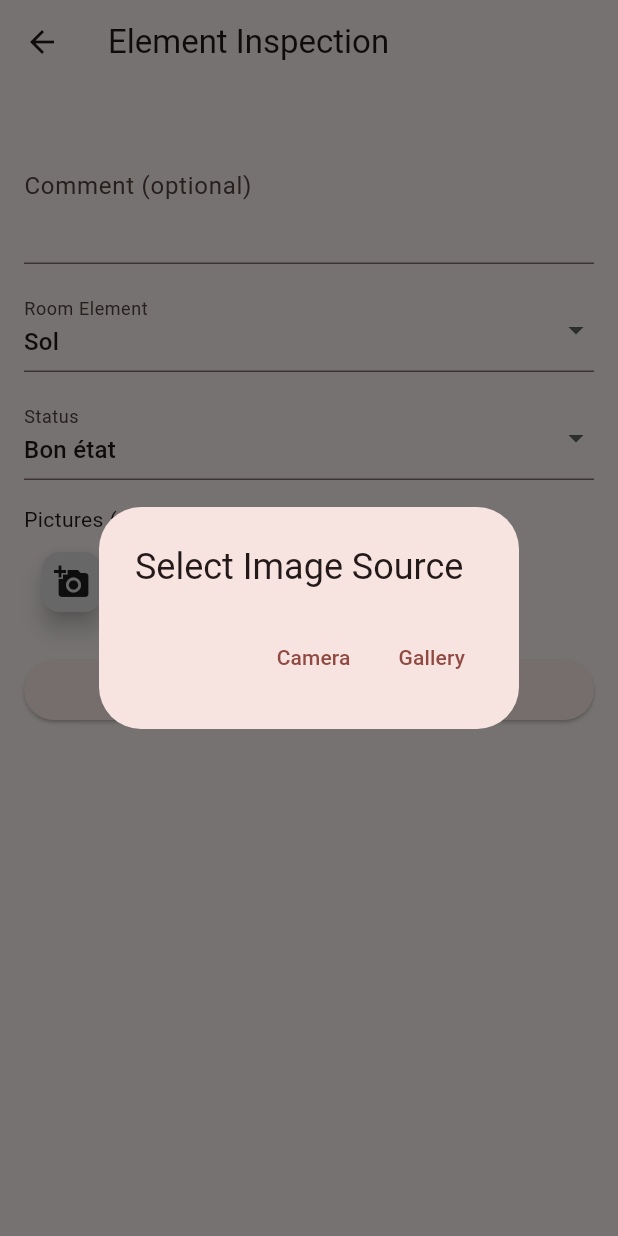
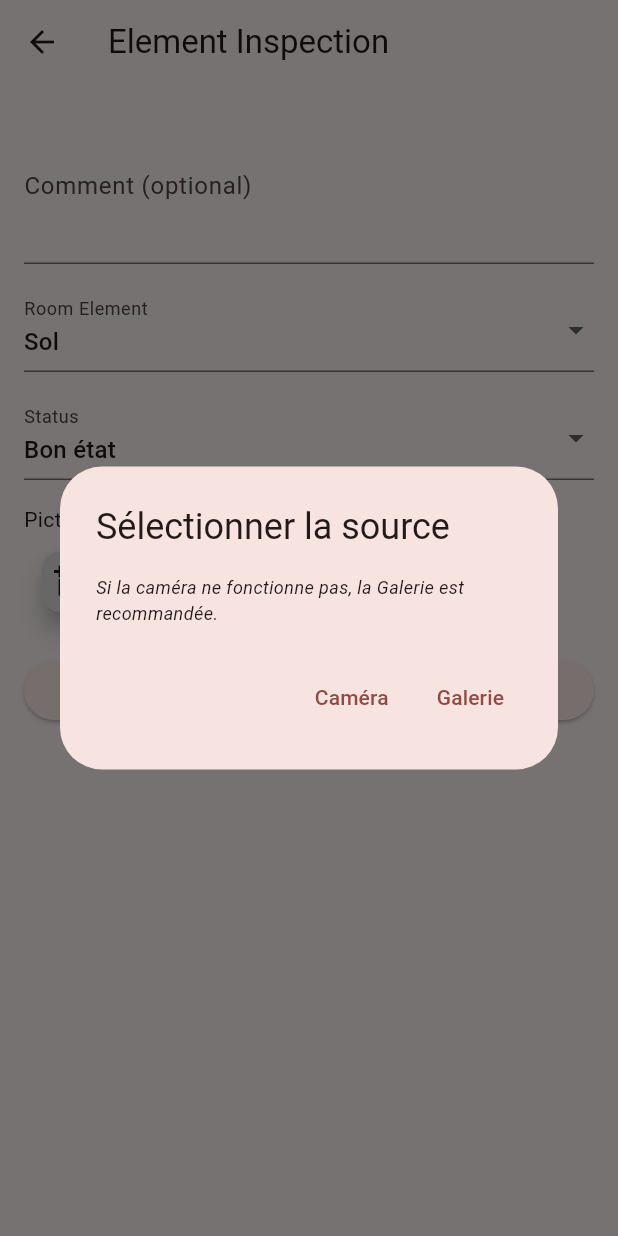
Before and after one commit to ByggL/samueliot_immocheck, a Flutter app: the ElementInspectionFormPage screen opened directly with empty values, after a tap on the "add a photo" icon, on a phone screen of 412 x 824 dp. Run offline on Flutter 3.47's test engine with Material 3 defaults, Android fonts, the light colour scheme and no system bars; our stand-ins replace flutter_secure_storage, image_picker, pdf, permission_handler, printing, share_plus and 1 more; accounts and stored records are empty.

Commit message:
Camera authorisations added

```diff
--- a/lib/ui/forms/element_inspection_form.dart
+++ b/lib/ui/forms/element_inspection_form.dart
@@ -1,6 +1,8 @@
 // ignore_for_file: deprecated_member_use
 
 import 'package:flutter/material.dart';
+import 'package:flutter/foundation.dart';
+import 'package:permission_handler/permission_handler.dart';
 import 'package:image_picker/image_picker.dart';
 import 'package:samueliot_immocheck/data/enums.dart';
 import 'dart:io';
@@ -35,18 +37,144 @@ class _ElementInspectionFormPageState extends State<ElementInspectionFormPage> {
   String _elementId='';
   RoomElements _elementName = RoomElements.floor;
   EtatsElement _status = EtatsElement.ok;
-  List<XFile> _images = [];
+  List<XFile?> _images = [];
 
 
-  Future<void> _pickImage(ImageSource source) async {
-    if (_images.length >= 3) return;
+  Future<void> _selectImageSourceAndPick() async {
+      if (_images.length >= 3) {
+        if (mounted) {
+          ScaffoldMessenger.of(context).showSnackBar(
+            const SnackBar(
+              content: Text('Maximum 3 photos atteintes. Supprimez une image pour en ajouter une nouvelle.'),
+              duration: Duration(milliseconds: 1500),
+            ),
+          );
+        }
+        return;
+      }
+
+      ImageSource? chosenSource;
+      // Vérifie si la plateforme est mobile (Android/iOS)
+      bool isMobile = !kIsWeb && (Platform.isAndroid || Platform.isIOS); //
+
+      if (!isMobile) {
+        // Plateforme non mobile : bascule automatique vers la Galerie et informe l'utilisateur.
+        if (mounted) {
+          ScaffoldMessenger.of(context).showSnackBar(
+            const SnackBar(
+              content: Text('Caméra non supportée sur cette plateforme. Ouverture de la Galerie.'),
+              duration: Duration(milliseconds: 1500),
+            ),
+          );
+        }
+        chosenSource = ImageSource.gallery;
+
+      } else {
+        // Plateforme mobile : Affiche la boîte de dialogue.
+        chosenSource = await showDialog<ImageSource>(
+          context: context,
+          builder: (BuildContext context) {
+            return AlertDialog(
+              title: const Text('Sélectionner la source'),
+              content: const Text(
+                'Si la caméra ne fonctionne pas, la Galerie est recommandée.', //
+                style: TextStyle(fontSize: 12, fontStyle: FontStyle.italic),
+              ),
+              actions: <Widget>[
+                TextButton(
+                  onPressed: () => Navigator.pop(context, ImageSource.camera),
+                  child: const Text('Caméra'), // L'option n'est pas masquée, mais l'utilisateur est informé de la limitation.
+                ),
+                TextButton(
+                  onPressed: () => Navigator.pop(context, ImageSource.gallery),
+                  child: const Text('Galerie'),
+                ),
+              ],
+            );
+          },
+        );
+      }
+
+      if (chosenSource == null) return; // L'utilisateur a annulé
+
+      ImageSource sourceToUse = chosenSource;
+      XFile? image;
       final ImagePicker picker = ImagePicker();
-    final XFile? image = await picker.pickImage(source: source);
 
+      // 1. Gestion des permissions et tentative pour la Caméra
+      if (sourceToUse == ImageSource.camera) {
+        PermissionStatus status = await Permission.camera.request(); // Demande de permission Caméra
+
+        if (status.isGranted) {
+          try {
+            image = await picker.pickImage(source: ImageSource.camera);
+          } catch (e) {
+            // Échec de la caméra (ex: bug émulateur). Bascule automatique vers la Galerie.
+            if (mounted) {
+              ScaffoldMessenger.of(context).showSnackBar(
+                const SnackBar(
+                  content: Text('Échec de la caméra. Bascule automatique vers la Galerie.'),
+                  duration: Duration(milliseconds: 1500),
+                ),
+              );
+            }
+            sourceToUse = ImageSource.gallery; // Changement de source pour la tentative de repli
+          }
+        } else if (mounted) {
+          ScaffoldMessenger.of(context).showSnackBar(
+            const SnackBar(
+              content: Text('Permission Caméra refusée. Veuillez utiliser la Galerie.'),
+              duration: Duration(milliseconds: 1500),
+            ),
+          );
+          return;
+        }
+      }
+
+      // 2. Tentative de sélection depuis la Galerie (choisie initialement, ou après échec caméra)
+      if (sourceToUse == ImageSource.gallery && image == null) {
+        PermissionStatus status;
+        if (kIsWeb || (!Platform.isAndroid && !Platform.isIOS)) {
+          status = PermissionStatus.granted; // Pas de vérification nécessaire sur Desktop/Web
+        } else {
+          status = await Permission.photos.request(); // Demande de permission Photos/Galerie
+        }
+
+        if (status.isGranted) {
+          image = await picker.pickImage(source: ImageSource.gallery);
+        } else if (mounted) {
+          ScaffoldMessenger.of(context).showSnackBar(
+            const SnackBar(
+              content: Text('Permission Galerie refusée. Impossible de sélectionner une image.'),
+              duration: Duration(milliseconds: 1500),
+            ),
+          );
+          return;
+        }
+      }
+
+      // 3. Traitement final de l'image
       if (image != null) {
+        if (mounted) {
           setState(() {
             _images.add(image);
           });
+          ScaffoldMessenger.of(context).showSnackBar(
+            SnackBar(
+              content: Text('Photo ajoutée depuis la ${chosenSource == ImageSource.camera && sourceToUse != ImageSource.gallery ? "Caméra" : "Galerie"}'),
+              duration: const Duration(milliseconds: 500),
+            ),
+          );
+        }
+      } else {
+        if (mounted) {
+          ScaffoldMessenger.of(context).showSnackBar(
+            const SnackBar(
+              content: Text('Sélection d\'image annulée.'),
+              duration: Duration(milliseconds: 500),
+            ),
+          );
+        }
       }
     }
 
@@ -168,7 +296,7 @@ class _ElementInspectionFormPageState extends State<ElementInspectionFormPage> {
                 children: [
                   ..._images.asMap().entries.map((entry) {
                     int idx = entry.key;
-                    XFile img = entry.value;
+                    XFile? img = entry.value;
                     return Stack(
                       alignment: Alignment.topRight,
                       children: [
@@ -176,7 +304,7 @@ class _ElementInspectionFormPageState extends State<ElementInspectionFormPage> {
                           margin: EdgeInsets.only(right: 8),
                           width: 80,
                           height: 80,
-                          child: Image.file(File(img.path), fit: BoxFit.cover),
+                          child: Image.file(File(img!.path), fit: BoxFit.cover),
                         ),
                         if (!isViewOnly)
                           GestureDetector(
@@ -200,43 +328,11 @@ class _ElementInspectionFormPageState extends State<ElementInspectionFormPage> {
                       child: FloatingActionButton(
                         mini: true,
                         backgroundColor: Colors.grey[300],
+                        onPressed: _selectImageSourceAndPick,
                         child: const Icon(
                           Icons.add_a_photo,
                           color: Colors.black87,
                         ),
-                        onPressed: () async {
-                          final ImageSource? source =
-                              await showDialog<ImageSource>(
-                                context: context,
-                                builder: (BuildContext context) {
-                                  return AlertDialog(
-                                    title: const Text('Select Image Source'),
-                                    actions: <Widget>[
-                                      TextButton(
-                                        onPressed:
-                                            () => Navigator.pop(
-                                              context,
-                                              ImageSource.camera,
-                                            ),
-                                        child: const Text('Camera'),
-                                      ),
-                                      TextButton(
-                                        onPressed:
-                                            () => Navigator.pop(
-                                              context,
-                                              ImageSource.gallery,
-                                            ),
-                                        child: const Text('Gallery'),
-                                      ),
-                                    ],
-                                  );
-                                },
-                              );
-
-                          if (source != null) {
-                            _pickImage(source);
-                          }
-                        },
                       ),
                     ),
                 ],
```
Lines whose indentation alone changed are shown as unchanged.
